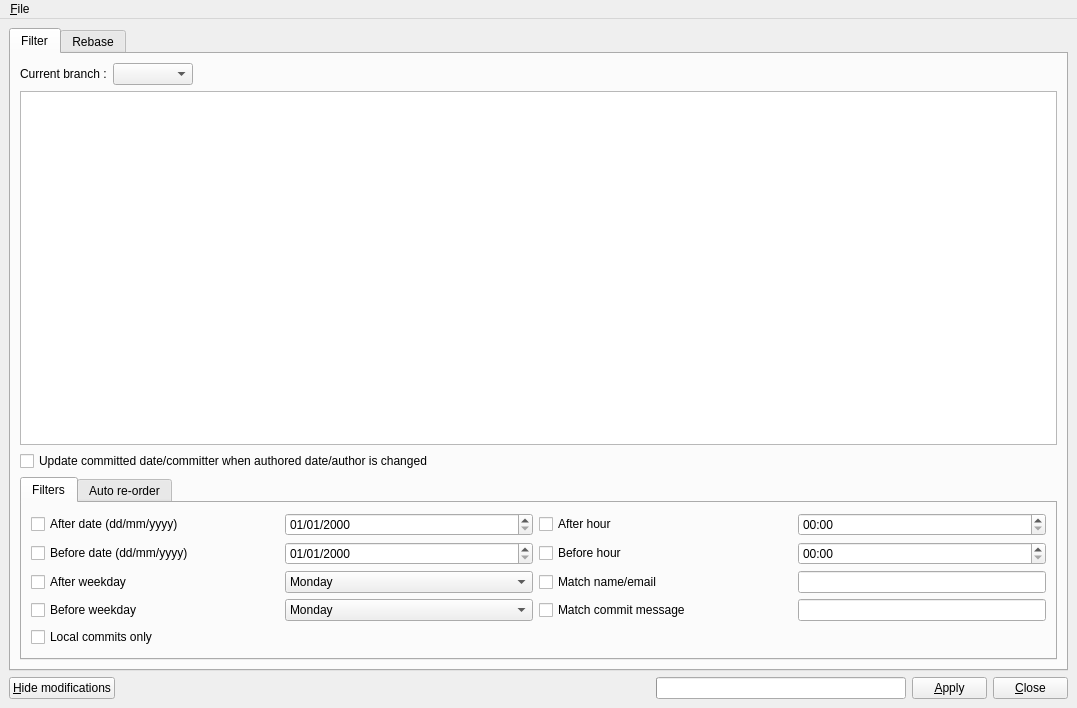
First picture: the form in gitbuster/main_window.ui, repository mike-perdide/gitbuster, before the edit.
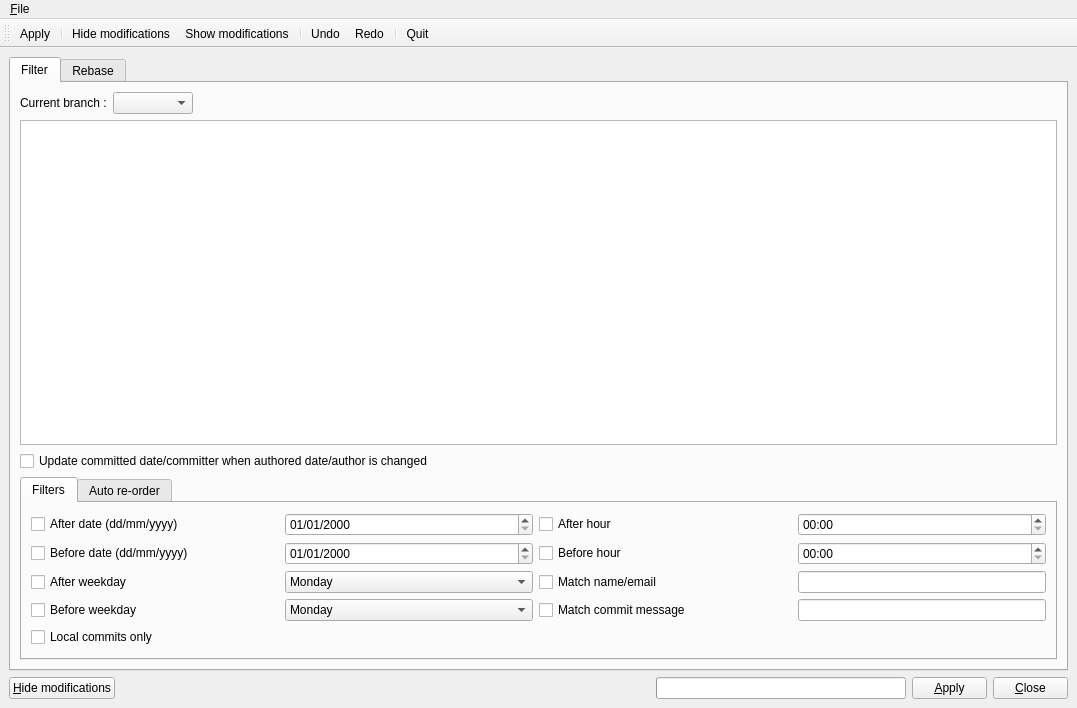
Second picture: the form after the edit. Icons and pictures are not drawn.

Commit message: use icons in gitbuster

Diff of the .ui file:
```diff
--- a/gitbuster/main_window.ui
+++ b/gitbuster/main_window.ui
@@ -1055,6 +1055,26 @@
    </widget>
    <addaction name="menuFile"/>
   </widget>
+  <widget class="QToolBar" name="toolBar">
+   <property name="windowTitle">
+    <string>toolBar</string>
+   </property>
+   <attribute name="toolBarArea">
+    <enum>TopToolBarArea</enum>
+   </attribute>
+   <attribute name="toolBarBreak">
+    <bool>false</bool>
+   </attribute>
+   <addaction name="actionApply"/>
+   <addaction name="separator"/>
+   <addaction name="action_Hide_modifications"/>
+   <addaction name="actionShow_modifications"/>
+   <addaction name="separator"/>
+   <addaction name="actionUndo"/>
+   <addaction name="actionRedo"/>
+   <addaction name="separator"/>
+   <addaction name="actionQuit"/>
+  </widget>
   <action name="actionChange_repository">
    <property name="text">
     <string>Change &amp;repository</string>
@@ -1073,6 +1093,60 @@
     <string>&amp;I was never here</string>
    </property>
   </action>
+  <action name="actionUndo">
+   <property name="icon">
+    <iconset resource="gitbuster.qrc">
+     <normaloff>:/images/images/mightyman_UndoRed.svg</normaloff>:/images/images/mightyman_UndoRed.svg</iconset>
+   </property>
+   <property name="text">
+    <string>Undo</string>
+   </property>
+   <property name="shortcut">
+    <string>Ctrl+Z</string>
+   </property>
+  </action>
+  <action name="actionRedo">
+   <property name="icon">
+    <iconset resource="gitbuster.qrc">
+     <normaloff>:/images/images/mightyman_RedoGreen.svg</normaloff>:/images/images/mightyman_RedoGreen.svg</iconset>
+   </property>
+   <property name="text">
+    <string>Redo</string>
+   </property>
+   <property name="shortcut">
+    <string>Ctrl+Y</string>
+   </property>
+  </action>
+  <action name="actionApply">
+   <property name="icon">
+    <iconset resource="gitbuster.qrc">
+     <normaloff>:/images/images/jean_victor_balin_check.svg</normaloff>:/images/images/jean_victor_balin_check.svg</iconset>
+   </property>
+   <property name="text">
+    <string>&amp;Apply</string>
+   </property>
+   <property name="shortcut">
+    <string>Ctrl+A</string>
+   </property>
+  </action>
+  <action name="action_Hide_modifications">
+   <property name="icon">
+    <iconset resource="gitbuster.qrc">
+     <normaloff>:/images/images/Hide.svg</normaloff>:/images/images/Hide.svg</iconset>
+   </property>
+   <property name="text">
+    <string>&amp;Hide modifications</string>
+   </property>
+  </action>
+  <action name="actionShow_modifications">
+   <property name="icon">
+    <iconset resource="gitbuster.qrc">
+     <normaloff>:/images/images/Show.svg</normaloff>:/images/images/Show.svg</iconset>
+   </property>
+   <property name="text">
+    <string>Show modifications</string>
+   </property>
+  </action>
  </widget>
  <tabstops>
   <tabstop>currentBranchComboBox</tabstop>
```
Left out of the diff: 8 changed lines with no effect on the pictures.
